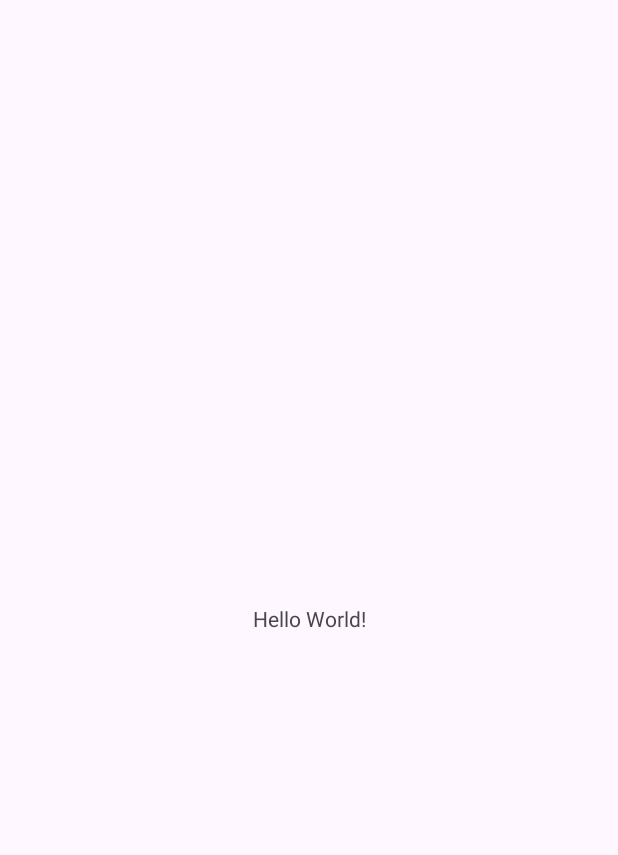
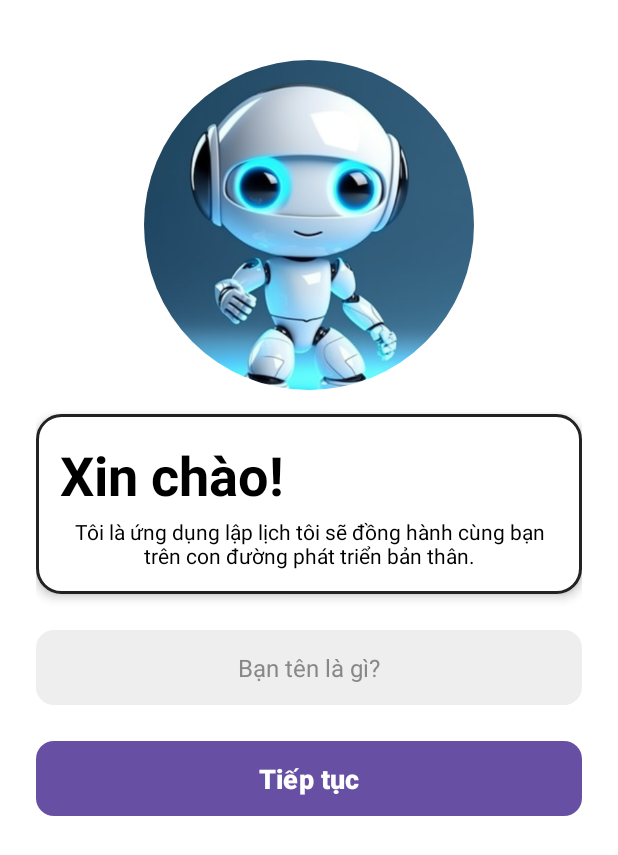
Before and after one commit to PhamNhat2518/android-task-scheduler, an Android app: the screen it shows after launch (MainActivity), on a phone screen of 412 x 824 dp. Before the commit the part shown is almost empty. Shown: the top 855 px of the screen. Run offline under Robolectric (Android 15) with nearby library versions, the phone set to English and light mode, and no system bars; our stand-ins replace CircleImageView.

Commit message:
Giao diện trang chủ, đăng nhập đăng kí, quên mật khẩu

```diff
--- a/app/build.gradle.kts
+++ b/app/build.gradle.kts
@@ -37,6 +37,7 @@ dependencies {
     implementation(libs.material)
     implementation(libs.activity)
     implementation(libs.constraintlayout)
+    implementation("de.hdodenhof:circleimageview:3.1.0")
     testImplementation(libs.junit)
     androidTestImplementation(libs.ext.junit)
     androidTestImplementation(libs.espresso.core)
--- a/app/src/main/java/vn/edu/tlu/appquanlylichtrinh/MainActivity.java
+++ b/app/src/main/java/vn/edu/tlu/appquanlylichtrinh/MainActivity.java
@@ -1,24 +1,37 @@
 package vn.edu.tlu.appquanlylichtrinh;
 
+
+import android.content.Intent;
 import android.os.Bundle;
-
-import androidx.activity.EdgeToEdge;
+import android.widget.Button;
+import android.widget.EditText;
+import android.widget.Toast;
 import androidx.appcompat.app.AppCompatActivity;
-import androidx.core.graphics.Insets;
-import androidx.core.view.ViewCompat;
-import androidx.core.view.WindowInsetsCompat;
 
 public class MainActivity extends AppCompatActivity {
+    private EditText editName;
+    private Button btnContinue;
 
     @Override
     protected void onCreate(Bundle savedInstanceState) {
         super.onCreate(savedInstanceState);
-        EdgeToEdge.enable(this);
         setContentView(R.layout.activity_main);
-        ViewCompat.setOnApplyWindowInsetsListener(findViewById(R.id.main), (v, insets) -> {
-            Insets systemBars = insets.getInsets(WindowInsetsCompat.Type.systemBars());
-            v.setPadding(systemBars.left, systemBars.top, systemBars.right, systemBars.bottom);
-            return insets;
+
+        editName = findViewById(R.id.editName);
+        btnContinue = findViewById(R.id.btnContinue);
+
+        btnContinue.setOnClickListener(v -> {
+            String name = editName.getText().toString().trim();
+            if (name.isEmpty()) {
+                Toast.makeText(MainActivity.this, "Vui lòng nhập tên!", Toast.LENGTH_SHORT).show();
+            } else if (name.length() < 2) {
+                Toast.makeText(MainActivity.this, "Tên phải có ít nhất 2 ký tự!", Toast.LENGTH_SHORT).show();
+            } else {
+                // Truyền tên sang LoginActivity
+                Intent intent = new Intent(MainActivity.this, LoginActivity.class);
+                intent.putExtra("USER_NAME", name);
+                startActivity(intent);
+            }
         });
     }
 }
--- /dev/null
+++ b/app/src/main/res/drawable/button_bg.xml
@@ -0,0 +1,4 @@
+<shape xmlns:android="http://schemas.android.com/apk/res/android">
+    <solid android:color="#2700FF"/>
+    <corners android:radius="12dp"/>
+</shape>
--- /dev/null
+++ b/app/src/main/res/drawable/button_blue_bg.xml
@@ -0,0 +1,4 @@
+<shape xmlns:android="http://schemas.android.com/apk/res/android">
+    <solid android:color="#296BFF"/>
+    <corners android:radius="12dp"/>
+</shape>
--- /dev/null
+++ b/app/src/main/res/drawable/button_gray_bg.xml
@@ -0,0 +1,4 @@
+<shape xmlns:android="http://schemas.android.com/apk/res/android">
+    <solid android:color="#DDDDDD"/>
+    <corners android:radius="12dp"/>
+</shape>
--- /dev/null
+++ b/app/src/main/res/drawable/cricle_bg.xml
@@ -0,0 +1,4 @@
+<shape xmlns:android="http://schemas.android.com/apk/res/android"
+    android:shape="oval">
+    <solid android:color="@android:color/white"/>
+</shape>
--- /dev/null
+++ b/app/src/main/res/drawable/edittext_bg.xml
@@ -0,0 +1,4 @@
+<shape xmlns:android="http://schemas.android.com/apk/res/android">
+    <solid android:color="#EEEEEE"/>
+    <corners android:radius="12dp"/>
+</shape>
--- /dev/null
+++ b/app/src/main/res/drawable/rounded_box.xml
@@ -0,0 +1,6 @@
+<shape xmlns:android="http://schemas.android.com/apk/res/android">
+    <solid android:color="@android:color/white"/>
+    <corners android:radius="16dp"/>
+    <stroke android:width="2dp" android:color="#222"/>
+    <padding android:left="8dp" android:top="8dp" android:right="8dp" android:bottom="8dp"/>
+</shape>
--- /dev/null
+++ b/app/src/main/res/drawable/rounded_box_login.xml
@@ -0,0 +1,4 @@
+<shape xmlns:android="http://schemas.android.com/apk/res/android">
+    <solid android:color="#F3F3F3"/>
+    <corners android:radius="18dp"/>
+</shape>
--- a/app/src/main/res/layout/activity_main.xml
+++ b/app/src/main/res/layout/activity_main.xml
@@ -1,19 +1,74 @@
 <?xml version="1.0" encoding="utf-8"?>
-<androidx.constraintlayout.widget.ConstraintLayout xmlns:android="http://schemas.android.com/apk/res/android"
-    xmlns:app="http://schemas.android.com/apk/res-auto"
-    xmlns:tools="http://schemas.android.com/tools"
-    android:id="@+id/main"
+<LinearLayout xmlns:android="http://schemas.android.com/apk/res/android"
     android:layout_width="match_parent"
     android:layout_height="match_parent"
-    tools:context=".MainActivity">
+    android:orientation="vertical"
+    android:background="@android:color/white"
+    android:gravity="center_horizontal"
+    android:padding="24dp">
 
-    <TextView
-        android:layout_width="wrap_content"
+    <!-- Ảnh robot -->
+    <de.hdodenhof.circleimageview.CircleImageView
+        android:id="@+id/imageRobot"
+        android:layout_width="220dp"
+        android:layout_height="220dp"
+        android:src="@drawable/robot"
+        android:layout_marginTop="16dp"
+        android:layout_gravity="center_horizontal"/>
+
+    <!-- Khung chào hỏi -->
+    <LinearLayout
+        android:layout_width="match_parent"
         android:layout_height="wrap_content"
-        android:text="Hello World!"
-        app:layout_constraintBottom_toBottomOf="parent"
-        app:layout_constraintEnd_toEndOf="parent"
-        app:layout_constraintStart_toStartOf="parent"
-        app:layout_constraintTop_toTopOf="parent" />
+        android:layout_marginTop="16dp"
+        android:background="@drawable/rounded_box"
+        android:padding="16dp"
+        android:orientation="vertical"
+        android:elevation="4dp">
 
-</androidx.constraintlayout.widget.ConstraintLayout>
+        <TextView
+            android:id="@+id/textHello"
+            android:layout_width="wrap_content"
+            android:layout_height="wrap_content"
+            android:text="Xin chào!"
+            android:textSize="36sp"
+            android:textStyle="bold"
+            android:textColor="@android:color/black"
+            android:gravity="center_horizontal" />
+
+        <TextView
+            android:id="@+id/textIntro"
+            android:layout_width="wrap_content"
+            android:layout_height="wrap_content"
+            android:text="Tôi là ứng dụng lập lịch tôi sẽ đồng hành cùng bạn trên con đường phát triển bản thân."
+            android:textSize="14sp"
+            android:textColor="@android:color/black"
+            android:gravity="center_horizontal"
+            android:layout_marginTop="4dp"/>
+    </LinearLayout>
+
+    <!-- EditText nhập tên -->
+    <EditText
+        android:id="@+id/editName"
+        android:layout_width="match_parent"
+        android:layout_height="50dp"
+        android:layout_marginTop="24dp"
+        android:background="@drawable/edittext_bg"
+        android:hint="Bạn tên là gì?"
+        android:gravity="center"
+        android:textSize="16sp"
+        android:textColorHint="#888888"
+        android:inputType="textPersonName"/>
+
+    <!-- Nút tiếp tục -->
+    <Button
+        android:id="@+id/btnContinue"
+        android:layout_width="match_parent"
+        android:layout_height="50dp"
+        android:layout_marginTop="24dp"
+        android:text="Tiếp tục"
+        android:textColor="@android:color/white"
+        android:textStyle="bold"
+        android:background="@drawable/button_bg"
+        android:textSize="18sp"/>
+</LinearLayout>
```
Also changed, not shown: app/src/main/AndroidManifest.xml (+12 -0 lines), app/src/main/java/vn/edu/tlu/appquanlylichtrinh/ForgotPasswordActivity.java (added, +41 -0 lines), app/src/main/java/vn/edu/tlu/appquanlylichtrinh/LoginActivity.java (added, +71 -0 lines), app/src/main/java/vn/edu/tlu/appquanlylichtrinh/RegisterActivity.java (added, +60 -0 lines), app/src/main/java/vn/edu/tlu/appquanlylichtrinh/ResetPasswordActivity.java (added, +46 -0 lines), app/src/main/res/layout/activity_forgot_password.xml (added, +64 -0 lines), app/src/main/res/layout/activity_login.xml (added, +123 -0 lines), app/src/main/res/layout/activity_register.xml (added, +84 -0 lines), app/src/main/res/layout/activity_reset_password.xml (added, +86 -0 lines), app/src/main/res/drawable/robot.png (added).
